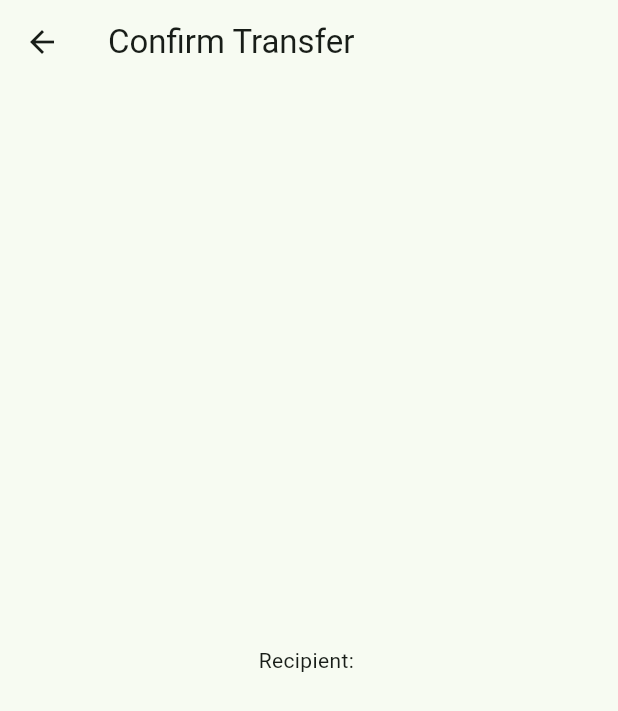
After one commit to MrT2003/Hackathon-Solana, a Flutter app: the ConfirmTransferScreen screen opened by its route, on a phone screen of 412 x 824 dp. The commit adds this screen. Shown: the top 711 px of the screen. Run offline on Flutter 3.47's test engine with Material 3 defaults, Android fonts, the phone set to English and light mode, and no system bars; our stand-ins replace get, persistent_bottom_nav_bar; missing offline and left inert: mobile_scanner.

Commit message:
develop(frontend): write confirm transfer page

```diff
--- a/Client/flutter_solana/lib/main.dart
+++ b/Client/flutter_solana/lib/main.dart
@@ -3,6 +3,7 @@ import 'package:flutter_solana/controller/transfer_controller.dart';
 import 'package:flutter_solana/view/SignIn/sign_in.dart';
 import 'package:flutter_solana/view/SignUp/sign_up.dart';
 import 'package:flutter_solana/view/bottom_nav_bar.dart';
+import 'package:flutter_solana/view/confirm_transfer_screen.dart';
 import 'package:flutter_solana/view/home_screen.dart';
 import 'package:flutter_solana/view/setting_screen.dart';
 import 'package:get/get.dart';
@@ -33,6 +34,7 @@ class MyApp extends StatelessWidget {
         GetPage(name: '/sign-in', page: () => const SignIn()),
         GetPage(name: '/sign-up', page: () => const SignUp()),
         GetPage(name: '/setting-screen', page: () => const SettingsScreen()),
+        GetPage(name: '/confirm-transfer', page: () => ConfirmTransferScreen()),
       ],
     );
   }
--- /dev/null
+++ b/Client/flutter_solana/lib/view/confirm_transfer_screen.dart
@@ -0,0 +1,17 @@
+import 'package:flutter/material.dart';
+import 'package:flutter_solana/controller/transfer_controller.dart';
+import 'package:get/get.dart';
+
+class ConfirmTransferScreen extends StatelessWidget {
+  @override
+  Widget build(BuildContext context) {
+    final transferController = Get.find<TransferController>();
+
+    return Scaffold(
+      appBar: AppBar(title: Text('Confirm Transfer')),
+      body: Center(
+        child: Text('Recipient: ${transferController.recipientAddress.value}'),
+      ),
+    );
+  }
+}
--- a/Client/flutter_solana/lib/view/qr_code_screen.dart
+++ b/Client/flutter_solana/lib/view/qr_code_screen.dart
@@ -20,7 +20,7 @@ class QrCodeScreen extends StatelessWidget {
               final String? code = capture.barcodes.first.rawValue;
               if (code != null) {
                 Get.find<TransferController>().setRecipient(code);
-                Get.back();
+                Get.offNamed('/confirm-transfer');
               }
             },
           ),
```
